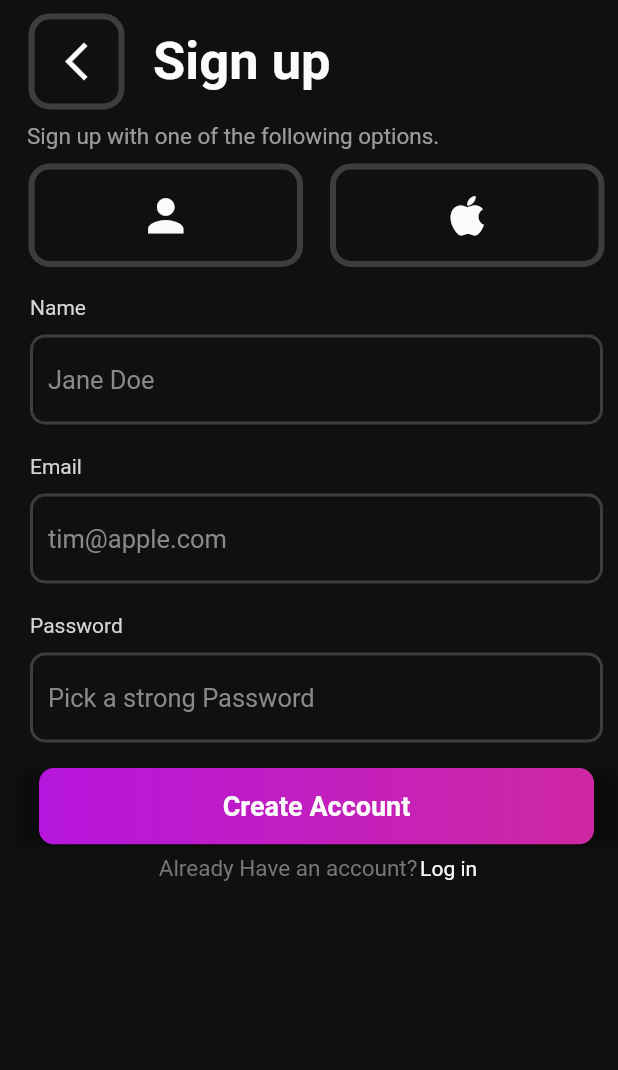
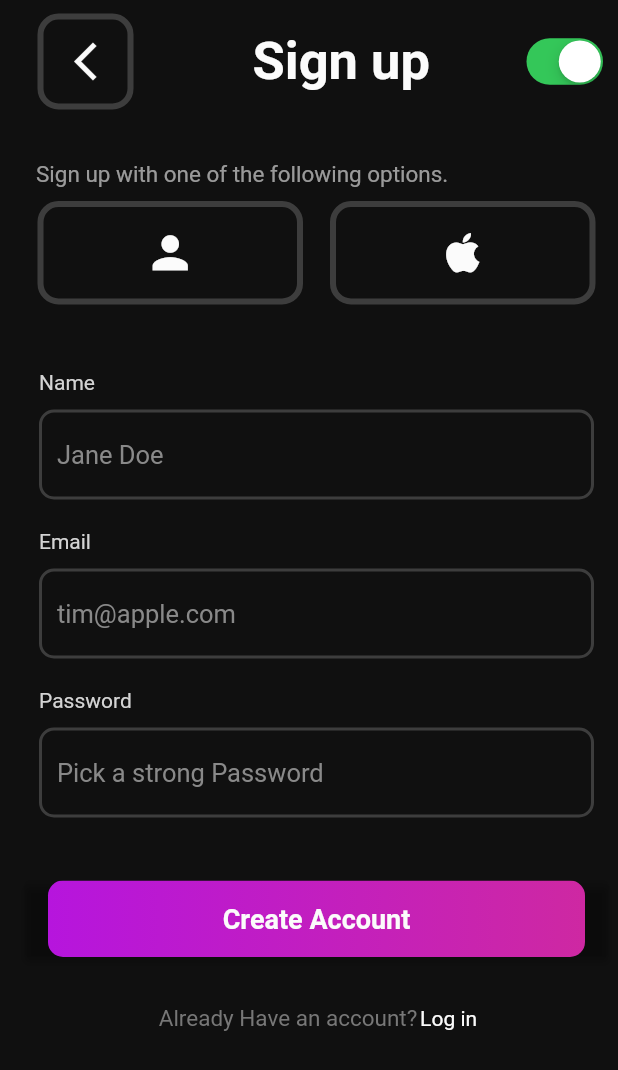
Before and after one commit to john-muinde/notes-app-dribble, a Flutter app: the screen it shows after launch, on a phone screen of 412 x 824 dp. Shown: the top 1070 px of the screen. Run offline on Flutter 3.47's test engine with Material 2 defaults, Android fonts, the phone set to English and light mode, and no system bars; our stand-ins replace adaptive_theme, gradient_borders.

Commit message:
added the light mode dark mode cupertino

```diff
--- a/lib/main.dart
+++ b/lib/main.dart
@@ -1,6 +1,5 @@
+import 'package:daystar_login/models/constants.dart';
 import 'package:flutter/material.dart';
-
-import 'models/constants.dart';
 
 import 'views/sign_up_screen.dart';
 
@@ -16,28 +15,37 @@ class MyApp extends StatelessWidget {
     return MaterialApp(
       debugShowCheckedModeBanner: false,
       title: 'Flutter Demo',
+      home: MyHomePage(),
+      themeMode: ThemeMode.dark,
       theme: ThemeData(
-        primarySwatch: MaterialConstants.primaryWhite,
-        textTheme: const TextTheme(
+        primaryColor: Constants.backgroundBlack,
+        primaryTextTheme: const TextTheme(
+          bodyLarge: TextStyle(color: Constants.primaryWhite),
+          bodySmall: TextStyle(color: Constants.primaryWhite),
           displayLarge: TextStyle(color: Constants.primaryWhite),
           displayMedium: TextStyle(color: Constants.primaryWhite),
-          bodyMedium: TextStyle(color: Constants.primaryWhite),
-          titleMedium: TextStyle(color: Constants.primaryWhite),
+          titleLarge: TextStyle(color: Constants.primaryWhite),
+        ),
+        textButtonTheme: TextButtonThemeData(
+          style: ButtonStyle(
+            foregroundColor: MaterialStateProperty.all(
+              Theme.of(context).textTheme.bodyLarge?.color,
+            ),
+          ),
         ),
       ),
-      home: const MyHomePage(title: 'Flutter Demo Home Page'),
     );
   }
 }
 
 class MyHomePage extends StatelessWidget {
-  const MyHomePage({super.key, title});
+  const MyHomePage({super.key});
 
   @override
   Widget build(BuildContext context) {
     return SafeArea(
       child: Scaffold(
-        backgroundColor: Constants.backgroundBlack,
+        backgroundColor: Theme.of(context).primaryColor,
         body: Container(
           margin: const EdgeInsets.only(left: 10),
           child: const SignUpScreen(),
--- a/lib/views/sign_up_screen.dart
+++ b/lib/views/sign_up_screen.dart
@@ -1,3 +1,5 @@
+import 'package:adaptive_theme/adaptive_theme.dart';
+import 'package:flutter/cupertino.dart';
 import 'package:flutter/material.dart';
 
 import '../models/constants.dart';
@@ -6,19 +8,34 @@ import 'components/buttonWidgets.dart';
 import 'components/components.dart';
 import 'components/textField.dart';
 
-class SignUpScreen extends StatelessWidget {
+Widget sized({height = 10}) {
+  return SizedBox(
+    height: height + 0.0,
+  );
+}
+
+class SignUpScreen extends StatefulWidget {
   const SignUpScreen({
     super.key,
   });
 
   @override
+  State<SignUpScreen> createState() => _SignUpScreenState();
+}
+
+class _SignUpScreenState extends State<SignUpScreen> {
+  var value = true;
+  @override
   Widget build(BuildContext context) {
     return SingleChildScrollView(
+      child: Container(
+        padding: EdgeInsets.symmetric(horizontal: 6),
         child: Column(
           mainAxisAlignment: MainAxisAlignment.spaceEvenly,
           crossAxisAlignment: CrossAxisAlignment.start,
           children: [
             Row(
+              mainAxisAlignment: MainAxisAlignment.spaceBetween,
               children: [
                 BoxContainer(
                   child: GestureDetector(
@@ -37,11 +54,21 @@ class SignUpScreen extends StatelessWidget {
                     style: TextStyle(
                       fontSize: 35,
                       fontWeight: FontWeight.bold,
+                      color: Constants.primaryWhite,
                     ),
                   ),
                 ),
+                CupertinoSwitch(
+                  value: value,
+                  onChanged: (bool val) {
+                    setState(() {
+                      value = val;
+                    });
+                  },
+                ),
               ],
             ),
+            sized(height: 25),
             Column(
               crossAxisAlignment: CrossAxisAlignment.start,
               children: [
@@ -67,6 +94,7 @@ class SignUpScreen extends StatelessWidget {
                 ),
               ],
             ),
+            sized(height: 25),
             Column(
               children: const [
                 TextFieldWidget(
@@ -83,9 +111,11 @@ class SignUpScreen extends StatelessWidget {
                 ),
               ],
             ),
+            sized(height: 25),
             const ButtonWidget(
               text: 'Create Account',
             ),
+            sized(height: 25),
             SizedBox(
               width: double.maxFinite,
               child: Row(
@@ -108,6 +138,7 @@ class SignUpScreen extends StatelessWidget {
             ),
           ],
         ),
+      ),
     );
   }
 }
--- a/pubspec.yaml
+++ b/pubspec.yaml
@@ -36,6 +36,7 @@ dependencies:
   # Use with the CupertinoIcons class for iOS style icons.
   cupertino_icons: ^1.0.2
   gradient_borders: ^1.0.0
+  adaptive_theme: ^3.1.1
 
 dev_dependencies:
   flutter_test:
```
Also changed, not shown: pubspec.lock, 1 other file. Lines whose indentation alone changed are shown as unchanged.
